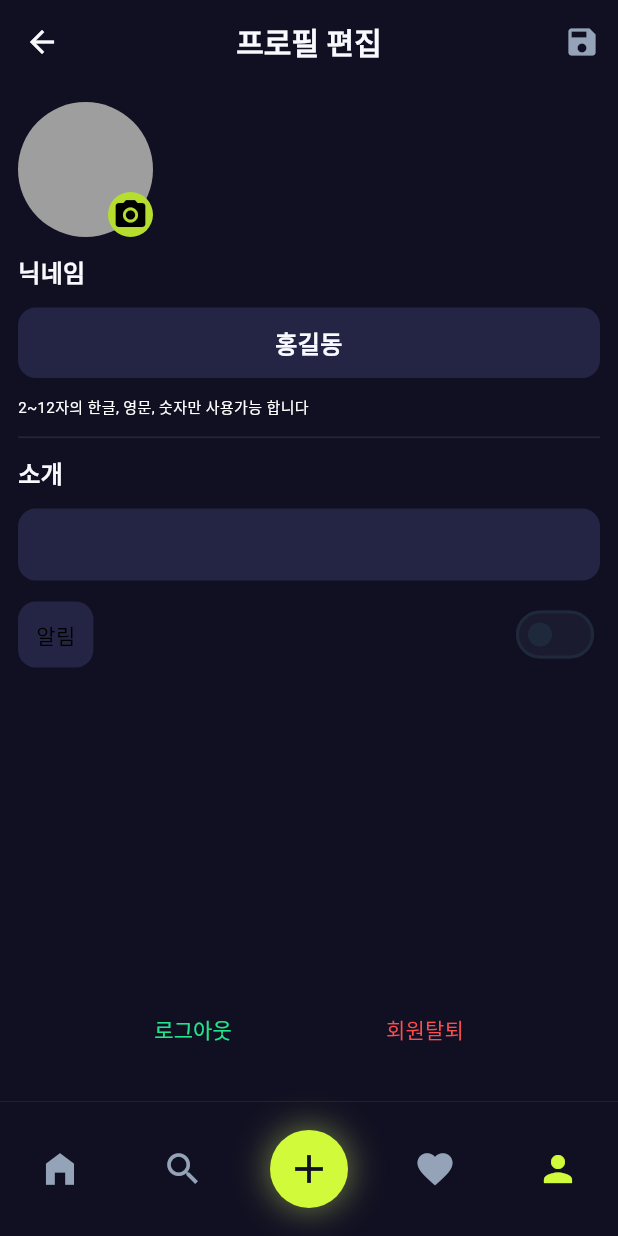
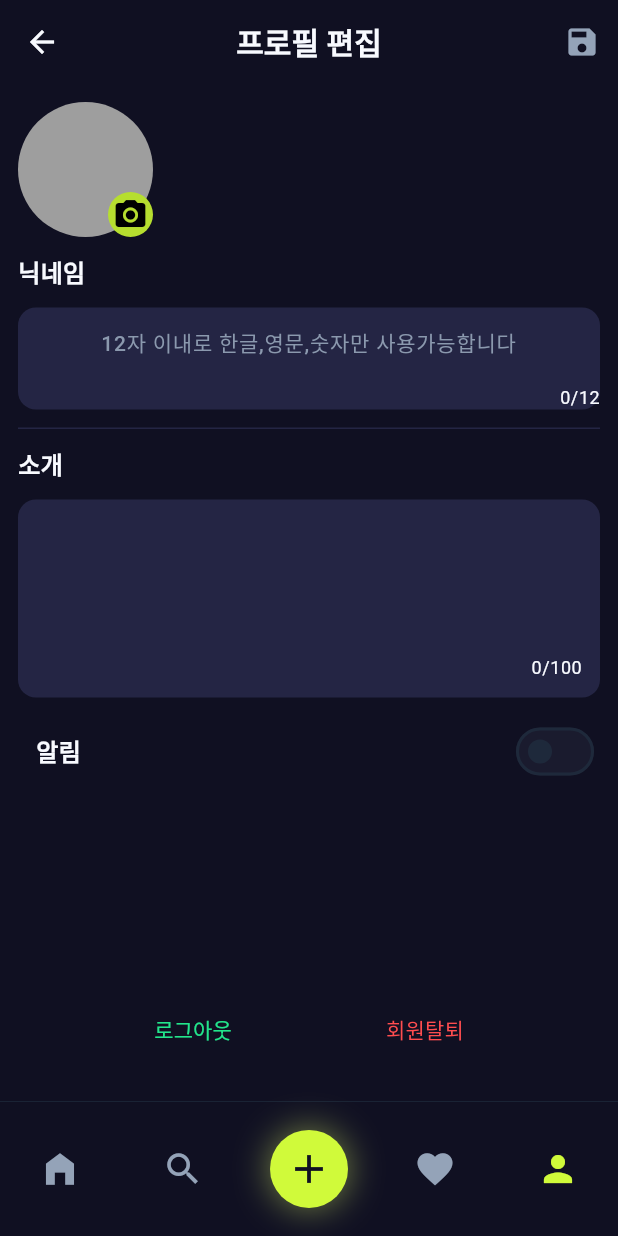
Before and after one commit to Moodic-02-06/Moodic, a Flutter app: the MyPage screen opened by its route, after a tap on the "edit" icon, on a phone screen of 412 x 824 dp. Run offline on Flutter 3.47's test engine with Material 3 defaults, Android fonts, the light colour scheme and no system bars; our stand-ins replace cloud_firestore, firebase_auth, firebase_core, firebase_storage, flutter_riverpod, go_router and 3 more; missing offline and left inert: kakao_flutter_sdk; accounts and stored records are empty; Roboto replaces fonts that are missing (Pretendard).

Commit message:
feat : edit text-field

```diff
--- a/lib/presentation/pages/my_page/my_page.dart
+++ b/lib/presentation/pages/my_page/my_page.dart
@@ -1,6 +1,7 @@
 import 'package:flutter/material.dart';
 import 'package:flutter_moodic/core/theme/app_color.dart';
 import 'package:flutter_moodic/core/theme/fonts.dart';
+import 'package:flutter_moodic/presentation/pages/my_page/widgets/emotion_graph.dart';
 import 'package:flutter_moodic/presentation/pages/my_page/widgets/grid_view.dart';
 import 'package:flutter_moodic/presentation/pages/my_page_edit/my_page_edit.dart';
 import 'package:flutter_moodic/presentation/provider/repository_provider.dart';
@@ -71,7 +72,8 @@ class MyPage extends ConsumerWidget {
                 ),
               ],
             ),
-
+            SizedBox(height: 12),
+            EmotionGraph(),
             SizedBox(height: 12),
             MyPageGridView(),
           ],
--- a/lib/presentation/pages/my_page_edit/my_page_edit.dart
+++ b/lib/presentation/pages/my_page_edit/my_page_edit.dart
@@ -1,6 +1,7 @@
 import 'dart:io';
 
 import 'package:flutter/material.dart';
+import 'package:flutter/services.dart';
 import 'package:flutter_moodic/core/theme/app_color.dart';
 import 'package:flutter_moodic/core/theme/fonts.dart';
 import 'package:image_picker/image_picker.dart';
@@ -98,24 +99,32 @@ class _MyPageEditState extends State<MyPageEdit> {
               ),
               SizedBox(height: 12),
               Container(
-                padding: EdgeInsets.all(12),
                 width: double.infinity,
                 decoration: BoxDecoration(
                   color: AppColors.primary600,
                   borderRadius: BorderRadius.circular(12),
                 ),
-                child: Text(
-                  '홍길동',
+                child: TextField(
+                  maxLength: 12,
+                  // 한글,영문,숫자만 입력되게
+                  inputFormatters: [
+                    FilteringTextInputFormatter.allow(
+                      RegExp(r'[a-zA-Z0-9가-힣]'),
+                    ),
+                  ],
+                  controller: TextEditingController(text: ""),
+                  decoration: InputDecoration(
+                    hintText: "12자 이내로 한글,영문,숫자만 사용가능합니다",
+                    hintStyle: AppTextStyles.bodySecondary14w500.copyWith(
+                      color: AppColors.text600,
+                    ),
+                    border: InputBorder.none,
+                  ),
                   textAlign: TextAlign.center,
                   style: AppTextStyles.bodyPrimary16w600.copyWith(
                     color: AppColors.text900,
                   ),
                 ),
-              ),
-              SizedBox(height: 12),
-              Text(
-                "2~12자의 한글, 영문, 숫자만 사용가능 합니다",
-                style: TextStyle(fontSize: 10, color: Colors.white),
               ),
               SizedBox(height: 12),
               Container(
@@ -132,11 +141,21 @@ class _MyPageEditState extends State<MyPageEdit> {
               ),
               SizedBox(height: 12),
               Container(
-                padding: EdgeInsets.all(24),
+                padding: EdgeInsets.all(12),
                 width: double.infinity,
                 decoration: BoxDecoration(
                   color: AppColors.primary600,
                   borderRadius: BorderRadius.circular(12),
+                ),
+                child: TextField(
+                  maxLength: 100,
+                  maxLines: 3,
+                  controller: TextEditingController(text: ""),
+                  decoration: InputDecoration(border: InputBorder.none),
+                  textAlign: TextAlign.center,
+                  style: AppTextStyles.bodyPrimary16w600.copyWith(
+                    color: AppColors.text900,
+                  ),
                 ),
               ),
               SizedBox(height: 12),
@@ -145,15 +164,13 @@ class _MyPageEditState extends State<MyPageEdit> {
                   Container(
                     padding: EdgeInsets.all(12),
                     decoration: BoxDecoration(
-                      color: _isSwitched
-                          ? AppColors.secondary500
-                          : AppColors.primary600,
                       borderRadius: BorderRadius.circular(12),
                     ),
                     child: Text(
                       "알림",
-                      textAlign: TextAlign.center,
-                      style: TextStyle(color: Colors.black),
+                      style: AppTextStyles.bodyPrimary16w600.copyWith(
+                        color: AppColors.text900,
+                      ),
                     ),
                   ),
                   Spacer(),
```
Also changed, not shown: pubspec.lock, 1 other file.
